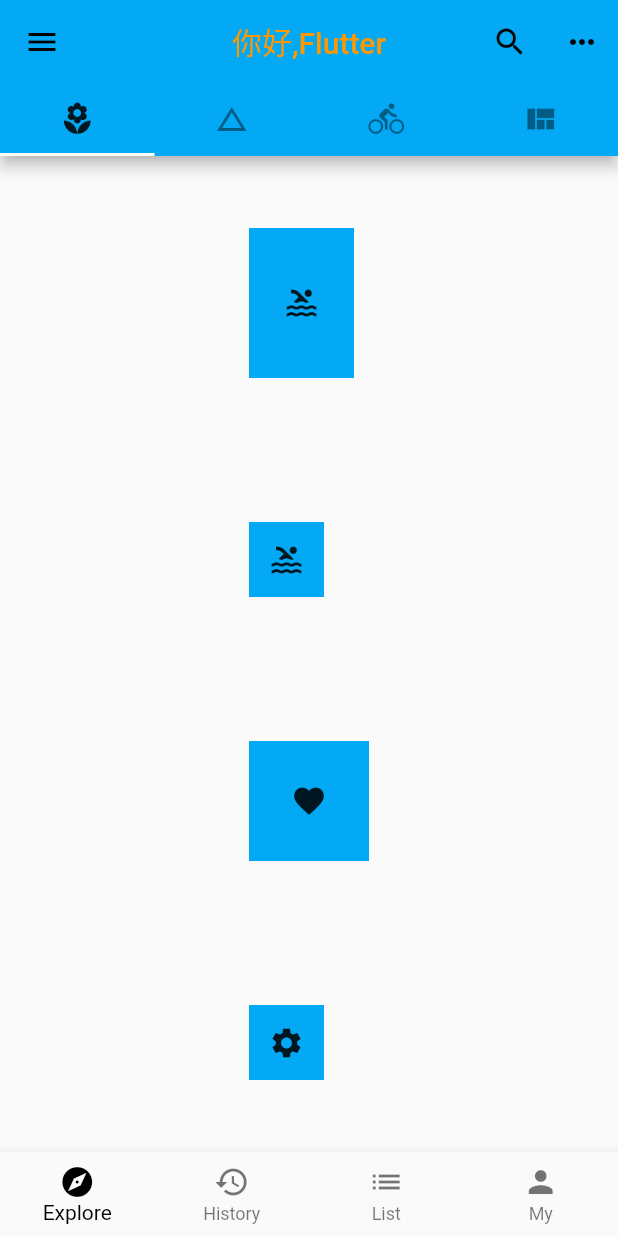
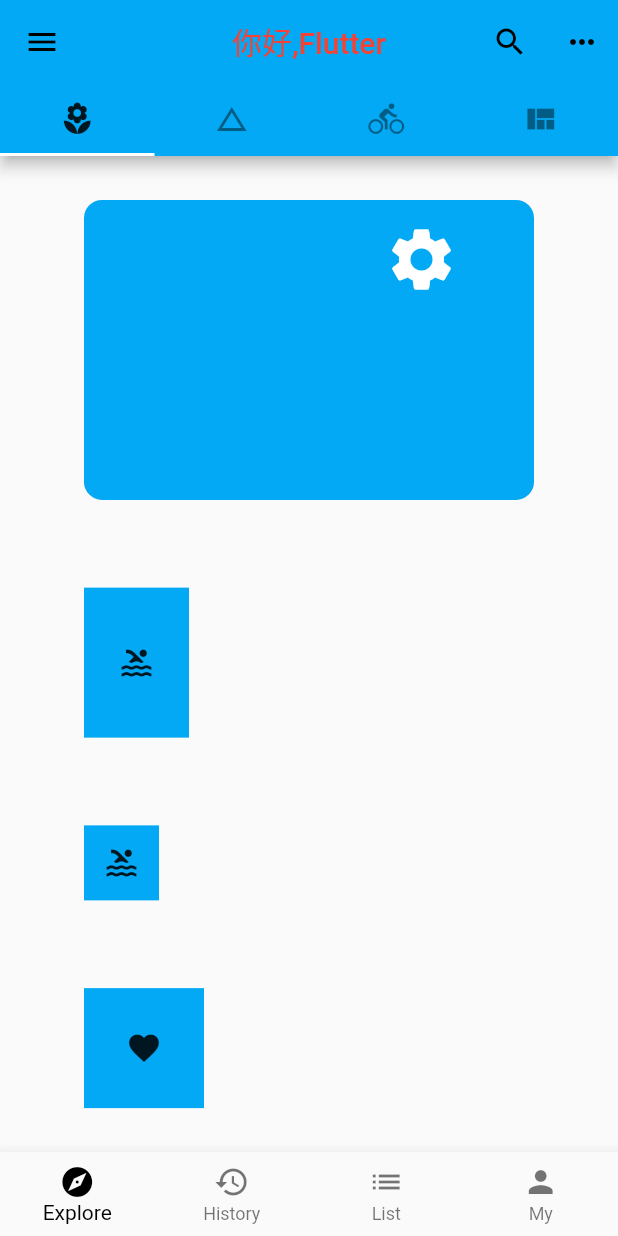
Before and after one commit to OneWayHCl/FlutterDemo, a Flutter app: the screen it shows after launch, on a phone screen of 412 x 824 dp. Run offline on Flutter 3.47's test engine with Material 2 defaults, Android fonts, the light colour scheme and no system bars.

Commit message:
Layout布局

```diff
--- a/FlutterDemo/lib/data/post.dart
+++ b/FlutterDemo/lib/data/post.dart
@@ -14,95 +14,115 @@
   bool selected = false;
 }
 
+final imageUrl1 =
+    'https://static.enfry.cn/Storage-api/img.api?token=85878D5F87E75BC420E761AE9BBEEC12&fileCode=group1/M00/01/52/wKgBHlnm_pWAZmV3AAF-sBP4pEc4.1.jpg&appKey=enfrytest&ts=3284071923874102938';
+final imageUrl2 =
+    'https://static.enfry.cn/Storage-api/img.api?token=85878D5F87E75BC420E761AE9BBEEC12&fileCode=group2/M00/00/76/wKgBJ1_W_FqAEuUqAAHCoIt9-Zc5.1.jpg&appKey=enfrytest&ts=3284071923874102938';
+
 final List<Post> posts = [
   Post(
     title: 'Candy Shop',
     author: 'Mohamed Chahin',
-    description: 'Esse ut nulla velit reprehenderit veniam sint nostrud nulla exercitation ipsum. Officia deserunt aliquip aliquip excepteur eiusmod dolor. Elit amet ipsum labore sint occaecat dolore tempor officia irure voluptate ad. Veniam laboris deserunt aute excepteur sit deserunt dolor esse dolor velit sint nulla anim ut. Reprehenderit voluptate adipisicing culpa magna ea nulla ullamco consectetur. Cupidatat adipisicing consequat adipisicing sit consectetur dolor occaecat.',
-    imageUrl: 'https://resources.ninghao.org/images/candy-shop.jpg',
+    description:
+        'Esse ut nulla velit reprehenderit veniam sint nostrud nulla exercitation ipsum. Officia deserunt aliquip aliquip excepteur eiusmod dolor. Elit amet ipsum labore sint occaecat dolore tempor officia irure voluptate ad. Veniam laboris deserunt aute excepteur sit deserunt dolor esse dolor velit sint nulla anim ut. Reprehenderit voluptate adipisicing culpa magna ea nulla ullamco consectetur. Cupidatat adipisicing consequat adipisicing sit consectetur dolor occaecat.',
+    imageUrl: imageUrl1,
   ),
   Post(
     title: 'Childhood in a picture',
     author: 'Mohamed Chahin',
-    description: 'Esse ut nulla velit reprehenderit veniam sint nostrud nulla exercitation ipsum. Officia deserunt aliquip aliquip excepteur eiusmod dolor. Elit amet ipsum labore sint occaecat dolore tempor officia irure voluptate ad. Veniam laboris deserunt aute excepteur sit deserunt dolor esse dolor velit sint nulla anim ut. Reprehenderit voluptate adipisicing culpa magna ea nulla ullamco consectetur. Cupidatat adipisicing consequat adipisicing sit consectetur dolor occaecat.',
-    imageUrl: 'https://resources.ninghao.org/images/childhood-in-a-picture.jpg',
+    description:
+        'Esse ut nulla velit reprehenderit veniam sint nostrud nulla exercitation ipsum. Officia deserunt aliquip aliquip excepteur eiusmod dolor. Elit amet ipsum labore sint occaecat dolore tempor officia irure voluptate ad. Veniam laboris deserunt aute excepteur sit deserunt dolor esse dolor velit sint nulla anim ut. Reprehenderit voluptate adipisicing culpa magna ea nulla ullamco consectetur. Cupidatat adipisicing consequat adipisicing sit consectetur dolor occaecat.',
+    imageUrl: imageUrl2,
   ),
   Post(
     title: 'Contained',
     author: 'Mohamed Chahin',
-    description: 'Esse ut nulla velit reprehenderit veniam sint nostrud nulla exercitation ipsum. Officia deserunt aliquip aliquip excepteur eiusmod dolor. Elit amet ipsum labore sint occaecat dolore tempor officia irure voluptate ad. Veniam laboris deserunt aute excepteur sit deserunt dolor esse dolor velit sint nulla anim ut. Reprehenderit voluptate adipisicing culpa magna ea nulla ullamco consectetur. Cupidatat adipisicing consequat adipisicing sit consectetur dolor occaecat.',
-    imageUrl: 'https://resources.ninghao.org/images/contained.jpg',
+    description:
+        'Esse ut nulla velit reprehenderit veniam sint nostrud nulla exercitation ipsum. Officia deserunt aliquip aliquip excepteur eiusmod dolor. Elit amet ipsum labore sint occaecat dolore tempor officia irure voluptate ad. Veniam laboris deserunt aute excepteur sit deserunt dolor esse dolor velit sint nulla anim ut. Reprehenderit voluptate adipisicing culpa magna ea nulla ullamco consectetur. Cupidatat adipisicing consequat adipisicing sit consectetur dolor occaecat.',
+    imageUrl: imageUrl1,
   ),
   Post(
     title: 'Dragon',
     author: 'Mohamed Chahin',
-    description: 'Esse ut nulla velit reprehenderit veniam sint nostrud nulla exercitation ipsum. Officia deserunt aliquip aliquip excepteur eiusmod dolor. Elit amet ipsum labore sint occaecat dolore tempor officia irure voluptate ad. Veniam laboris deserunt aute excepteur sit deserunt dolor esse dolor velit sint nulla anim ut. Reprehenderit voluptate adipisicing culpa magna ea nulla ullamco consectetur. Cupidatat adipisicing consequat adipisicing sit consectetur dolor occaecat.',
-    imageUrl: 'https://resources.ninghao.org/images/dragon.jpg',
+    description:
+        'Esse ut nulla velit reprehenderit veniam sint nostrud nulla exercitation ipsum. Officia deserunt aliquip aliquip excepteur eiusmod dolor. Elit amet ipsum labore sint occaecat dolore tempor officia irure voluptate ad. Veniam laboris deserunt aute excepteur sit deserunt dolor esse dolor velit sint nulla anim ut. Reprehenderit voluptate adipisicing culpa magna ea nulla ullamco consectetur. Cupidatat adipisicing consequat adipisicing sit consectetur dolor occaecat.',
+    imageUrl: imageUrl2,
   ),
   Post(
     title: 'Free Hugs',
     author: 'Mohamed Chahin',
-    description: 'Esse ut nulla velit reprehenderit veniam sint nostrud nulla exercitation ipsum. Officia deserunt aliquip aliquip excepteur eiusmod dolor. Elit amet ipsum labore sint occaecat dolore tempor officia irure voluptate ad. Veniam laboris deserunt aute excepteur sit deserunt dolor esse dolor velit sint nulla anim ut. Reprehenderit voluptate adipisicing culpa magna ea nulla ullamco consectetur. Cupidatat adipisicing consequat adipisicing sit consectetur dolor occaecat.',
-    imageUrl: 'https://resources.ninghao.org/images/free_hugs.jpg',
+    description:
+        'Esse ut nulla velit reprehenderit veniam sint nostrud nulla exercitation ipsum. Officia deserunt aliquip aliquip excepteur eiusmod dolor. Elit amet ipsum labore sint occaecat dolore tempor officia irure voluptate ad. Veniam laboris deserunt aute excepteur sit deserunt dolor esse dolor velit sint nulla anim ut. Reprehenderit voluptate adipisicing culpa magna ea nulla ullamco consectetur. Cupidatat adipisicing consequat adipisicing sit consectetur dolor occaecat.',
+    imageUrl: imageUrl1,
   ),
   Post(
     title: 'Gravity Falls',
     author: 'Mohamed Chahin',
-    description: 'Esse ut nulla velit reprehenderit veniam sint nostrud nulla exercitation ipsum. Officia deserunt aliquip aliquip excepteur eiusmod dolor. Elit amet ipsum labore sint occaecat dolore tempor officia irure voluptate ad. Veniam laboris deserunt aute excepteur sit deserunt dolor esse dolor velit sint nulla anim ut. Reprehenderit voluptate adipisicing culpa magna ea nulla ullamco consectetur. Cupidatat adipisicing consequat adipisicing sit consectetur dolor occaecat.',
-    imageUrl: 'https://resources.ninghao.org/images/gravity-falls.png',
+    description:
+        'Esse ut nulla velit reprehenderit veniam sint nostrud nulla exercitation ipsum. Officia deserunt aliquip aliquip excepteur eiusmod dolor. Elit amet ipsum labore sint occaecat dolore tempor officia irure voluptate ad. Veniam laboris deserunt aute excepteur sit deserunt dolor esse dolor velit sint nulla anim ut. Reprehenderit voluptate adipisicing culpa magna ea nulla ullamco consectetur. Cupidatat adipisicing consequat adipisicing sit consectetur dolor occaecat.',
+    imageUrl: imageUrl2,
   ),
   Post(
     title: 'Icecream Truck',
     author: 'Mohamed Chahin',
-    description: 'Esse ut nulla velit reprehenderit veniam sint nostrud nulla exercitation ipsum. Officia deserunt aliquip aliquip excepteur eiusmod dolor. Elit amet ipsum labore sint occaecat dolore tempor officia irure voluptate ad. Veniam laboris deserunt aute excepteur sit deserunt dolor esse dolor velit sint nulla anim ut. Reprehenderit voluptate adipisicing culpa magna ea nulla ullamco consectetur. Cupidatat adipisicing consequat adipisicing sit consectetur dolor occaecat.',
-    imageUrl: 'https://resources.ninghao.org/images/icecreamtruck.png',
+    description:
+        'Esse ut nulla velit reprehenderit veniam sint nostrud nulla exercitation ipsum. Officia deserunt aliquip aliquip excepteur eiusmod dolor. Elit amet ipsum labore sint occaecat dolore tempor officia irure voluptate ad. Veniam laboris deserunt aute excepteur sit deserunt dolor esse dolor velit sint nulla anim ut. Reprehenderit voluptate adipisicing culpa magna ea nulla ullamco consectetur. Cupidatat adipisicing consequat adipisicing sit consectetur dolor occaecat.',
+    imageUrl: imageUrl1,
   ),
   Post(
     title: 'keyclack',
     author: 'Mohamed Chahin',
-    description: 'Esse ut nulla velit reprehenderit veniam sint nostrud nulla exercitation ipsum. Officia deserunt aliquip aliquip excepteur eiusmod dolor. Elit amet ipsum labore sint occaecat dolore tempor officia irure voluptate ad. Veniam laboris deserunt aute excepteur sit deserunt dolor esse dolor velit sint nulla anim ut. Reprehenderit voluptate adipisicing culpa magna ea nulla ullamco consectetur. Cupidatat adipisicing consequat adipisicing sit consectetur dolor occaecat.',
-    imageUrl: 'https://resources.ninghao.org/images/keyclack.jpg',
+    description:
+        'Esse ut nulla velit reprehenderit veniam sint nostrud nulla exercitation ipsum. Officia deserunt aliquip aliquip excepteur eiusmod dolor. Elit amet ipsum labore sint occaecat dolore tempor officia irure voluptate ad. Veniam laboris deserunt aute excepteur sit deserunt dolor esse dolor velit sint nulla anim ut. Reprehenderit voluptate adipisicing culpa magna ea nulla ullamco consectetur. Cupidatat adipisicing consequat adipisicing sit consectetur dolor occaecat.',
+    imageUrl: imageUrl2,
   ),
   Post(
     title: 'Overkill',
     author: 'Mohamed Chahin',
-    description: 'Esse ut nulla velit reprehenderit veniam sint nostrud nulla exercitation ipsum. Officia deserunt aliquip aliquip excepteur eiusmod dolor. Elit amet ipsum labore sint occaecat dolore tempor officia irure voluptate ad. Veniam laboris deserunt aute excepteur sit deserunt dolor esse dolor velit sint nulla anim ut. Reprehenderit voluptate adipisicing culpa magna ea nulla ullamco consectetur. Cupidatat adipisicing consequat adipisicing sit consectetur dolor occaecat.',
-    imageUrl: 'https://resources.ninghao.org/images/overkill.png',
+    description:
+        'Esse ut nulla velit reprehenderit veniam sint nostrud nulla exercitation ipsum. Officia deserunt aliquip aliquip excepteur eiusmod dolor. Elit amet ipsum labore sint occaecat dolore tempor officia irure voluptate ad. Veniam laboris deserunt aute excepteur sit deserunt dolor esse dolor velit sint nulla anim ut. Reprehenderit voluptate adipisicing culpa magna ea nulla ullamco consectetur. Cupidatat adipisicing consequat adipisicing sit consectetur dolor occaecat.',
+    imageUrl: imageUrl1,
   ),
   Post(
     title: 'Say Hello to Barry',
     author: 'Mohamed Chahin',
-    description: 'Esse ut nulla velit reprehenderit veniam sint nostrud nulla exercitation ipsum. Officia deserunt aliquip aliquip excepteur eiusmod dolor. Elit amet ipsum labore sint occaecat dolore tempor officia irure voluptate ad. Veniam laboris deserunt aute excepteur sit deserunt dolor esse dolor velit sint nulla anim ut. Reprehenderit voluptate adipisicing culpa magna ea nulla ullamco consectetur. Cupidatat adipisicing consequat adipisicing sit consectetur dolor occaecat.',
-    imageUrl: 'https://resources.ninghao.org/images/say-hello-to-barry.jpg',
+    description:
+        'Esse ut nulla velit reprehenderit veniam sint nostrud nulla exercitation ipsum. Officia deserunt aliquip aliquip excepteur eiusmod dolor. Elit amet ipsum labore sint occaecat dolore tempor officia irure voluptate ad. Veniam laboris deserunt aute excepteur sit deserunt dolor esse dolor velit sint nulla anim ut. Reprehenderit voluptate adipisicing culpa magna ea nulla ullamco consectetur. Cupidatat adipisicing consequat adipisicing sit consectetur dolor occaecat.',
+    imageUrl: imageUrl2,
   ),
   Post(
     title: 'Space Skull',
     author: 'Mohamed Chahin',
-    description: 'Esse ut nulla velit reprehenderit veniam sint nostrud nulla exercitation ipsum. Officia deserunt aliquip aliquip excepteur eiusmod dolor. Elit amet ipsum labore sint occaecat dolore tempor officia irure voluptate ad. Veniam laboris deserunt aute excepteur sit deserunt dolor esse dolor velit sint nulla anim ut. Reprehenderit voluptate adipisicing culpa magna ea nulla ullamco consectetur. Cupidatat adipisicing consequat adipisicing sit consectetur dolor occaecat.',
-    imageUrl: 'https://resources.ninghao.org/images/space-skull.jpg',
+    description:
+        'Esse ut nulla velit reprehenderit veniam sint nostrud nulla exercitation ipsum. Officia deserunt aliquip aliquip excepteur eiusmod dolor. Elit amet ipsum labore sint occaecat dolore tempor officia irure voluptate ad. Veniam laboris deserunt aute excepteur sit deserunt dolor esse dolor velit sint nulla anim ut. Reprehenderit voluptate adipisicing culpa magna ea nulla ullamco consectetur. Cupidatat adipisicing consequat adipisicing sit consectetur dolor occaecat.',
+    imageUrl: imageUrl1,
   ),
   Post(
     title: 'The Old Fashioned',
     author: 'Mohamed Chahin',
-    description: 'Esse ut nulla velit reprehenderit veniam sint nostrud nulla exercitation ipsum. Officia deserunt aliquip aliquip excepteur eiusmod dolor. Elit amet ipsum labore sint occaecat dolore tempor officia irure voluptate ad. Veniam laboris deserunt aute excepteur sit deserunt dolor esse dolor velit sint nulla anim ut. Reprehenderit voluptate adipisicing culpa magna ea nulla ullamco consectetur. Cupidatat adipisicing consequat adipisicing sit consectetur dolor occaecat.',
-    imageUrl: 'https://resources.ninghao.org/images/the-old-fashioned.png',
+    description:
+        'Esse ut nulla velit reprehenderit veniam sint nostrud nulla exercitation ipsum. Officia deserunt aliquip aliquip excepteur eiusmod dolor. Elit amet ipsum labore sint occaecat dolore tempor officia irure voluptate ad. Veniam laboris deserunt aute excepteur sit deserunt dolor esse dolor velit sint nulla anim ut. Reprehenderit voluptate adipisicing culpa magna ea nulla ullamco consectetur. Cupidatat adipisicing consequat adipisicing sit consectetur dolor occaecat.',
+    imageUrl: imageUrl2,
   ),
   Post(
     title: 'Tornado',
     author: 'Mohamed Chahin',
-    description: 'Esse ut nulla velit reprehenderit veniam sint nostrud nulla exercitation ipsum. Officia deserunt aliquip aliquip excepteur eiusmod dolor. Elit amet ipsum labore sint occaecat dolore tempor officia irure voluptate ad. Veniam laboris deserunt aute excepteur sit deserunt dolor esse dolor velit sint nulla anim ut. Reprehenderit voluptate adipisicing culpa magna ea nulla ullamco consectetur. Cupidatat adipisicing consequat adipisicing sit consectetur dolor occaecat.',
-    imageUrl: 'https://resources.ninghao.org/images/tornado.jpg',
+    description:
+        'Esse ut nulla velit reprehenderit veniam sint nostrud nulla exercitation ipsum. Officia deserunt aliquip aliquip excepteur eiusmod dolor. Elit amet ipsum labore sint occaecat dolore tempor officia irure voluptate ad. Veniam laboris deserunt aute excepteur sit deserunt dolor esse dolor velit sint nulla anim ut. Reprehenderit voluptate adipisicing culpa magna ea nulla ullamco consectetur. Cupidatat adipisicing consequat adipisicing sit consectetur dolor occaecat.',
+    imageUrl: imageUrl1,
   ),
   Post(
     title: 'Undo',
     author: 'Mohamed Chahin',
-    description: 'Esse ut nulla velit reprehenderit veniam sint nostrud nulla exercitation ipsum. Officia deserunt aliquip aliquip excepteur eiusmod dolor. Elit amet ipsum labore sint occaecat dolore tempor officia irure voluptate ad. Veniam laboris deserunt aute excepteur sit deserunt dolor esse dolor velit sint nulla anim ut. Reprehenderit voluptate adipisicing culpa magna ea nulla ullamco consectetur. Cupidatat adipisicing consequat adipisicing sit consectetur dolor occaecat.',
-    imageUrl: 'https://resources.ninghao.org/images/undo.jpg',
+    description:
+        'Esse ut nulla velit reprehenderit veniam sint nostrud nulla exercitation ipsum. Officia deserunt aliquip aliquip excepteur eiusmod dolor. Elit amet ipsum labore sint occaecat dolore tempor officia irure voluptate ad. Veniam laboris deserunt aute excepteur sit deserunt dolor esse dolor velit sint nulla anim ut. Reprehenderit voluptate adipisicing culpa magna ea nulla ullamco consectetur. Cupidatat adipisicing consequat adipisicing sit consectetur dolor occaecat.',
+    imageUrl: imageUrl2,
   ),
   Post(
     title: 'White Dragon',
     author: 'Mohamed Chahin',
-    description: 'Esse ut nulla velit reprehenderit veniam sint nostrud nulla exercitation ipsum. Officia deserunt aliquip aliquip excepteur eiusmod dolor. Elit amet ipsum labore sint occaecat dolore tempor officia irure voluptate ad. Veniam laboris deserunt aute excepteur sit deserunt dolor esse dolor velit sint nulla anim ut. Reprehenderit voluptate adipisicing culpa magna ea nulla ullamco consectetur. Cupidatat adipisicing consequat adipisicing sit consectetur dolor occaecat.',
-    imageUrl: 'https://resources.ninghao.org/images/white-dragon.jpg',
+    description:
+        'Esse ut nulla velit reprehenderit veniam sint nostrud nulla exercitation ipsum. Officia deserunt aliquip aliquip excepteur eiusmod dolor. Elit amet ipsum labore sint occaecat dolore tempor officia irure voluptate ad. Veniam laboris deserunt aute excepteur sit deserunt dolor esse dolor velit sint nulla anim ut. Reprehenderit voluptate adipisicing culpa magna ea nulla ullamco consectetur. Cupidatat adipisicing consequat adipisicing sit consectetur dolor occaecat.',
+    imageUrl: imageUrl1,
   )
 ];
--- a/FlutterDemo/lib/demo/layout_demo.dart
+++ b/FlutterDemo/lib/demo/layout_demo.dart
@@ -10,6 +10,20 @@
         mainAxisAlignment: MainAxisAlignment.spaceAround,
         crossAxisAlignment: CrossAxisAlignment.start,
         children: [
+          SizedBox(
+              width: 300.0,
+              height: 200.0,
+              child: Container(
+                alignment: Alignment(0.6, -0.8),
+                decoration: BoxDecoration(
+                    color: Colors.lightBlue,
+                    borderRadius: BorderRadius.circular(12.0)),
+                child: Icon(
+                  Icons.settings,
+                  color: Colors.white,
+                  size: 50.0,
+                ),
+              )),
           ConstrainedBox(
             constraints: BoxConstraints(minHeight: 100.0, maxWidth: 70.0),
             child: Container(
@@ -30,12 +44,7 @@
             color: Colors.lightBlue,
             child: Icon(Icons.favorite),
           ),
-          Container(
-            width: 50.0,
-            height: 50.0,
-            color: Colors.lightBlue,
-            child: Icon(Icons.settings),
-          )
+          // Positioned(right: 20.0, bottom: 20.0, child: Icon(Icons.pool)) //Stack里面使用
         ],
       ),
     );
--- a/FlutterDemo/lib/main.dart
+++ b/FlutterDemo/lib/main.dart
@@ -1,9 +1,10 @@
 import 'package:flutter/material.dart';
 import 'demo/bottom_navigation_bar_demo.dart';
 import 'demo/drawer_demo.dart';
-// import 'demo/my_list_view.dart';
+import 'demo/my_list_view.dart';
 import 'demo/test_view.dart';
 import 'demo/basic_demo.dart';
+import 'data/post.dart';
 // import 'demo/bottom_bar.dart';
 //debug
 
@@ -27,21 +28,25 @@
                     centerTitle: true,
                     title: Text(
                       '你好,Flutter',
-                      style: TextStyle(color: Colors.orange),
+                      style: TextStyle(color: Colors.red),
                     ),
-                    // leading: IconButton(
-                    //     icon: Icon(Icons.menu),
-                    //     onPressed: () => debugPrint('Left button is pressed.')),
+                    leading: Builder(
+                        builder: (context) => IconButton(
+                              icon: Icon(Icons.menu),
+                              onPressed: () =>
+                                  Scaffold.of(context).openDrawer(),
+                            )),
                     actions: [
                       IconButton(
                           icon: Icon(Icons.search),
                           onPressed: () =>
                               debugPrint('Search button is pressed.')),
-                      IconButton(
-                          icon: Icon(Icons.more_horiz),
-                          onPressed: () {
-                            debugPrint('Search button is pressed.');
-                          }),
+                      Builder(
+                          builder: (context) => IconButton(
+                              icon: Icon(Icons.more_horiz),
+                              onPressed: () {
+                                Scaffold.of(context).openEndDrawer();
+                              }))
                     ],
                     bottom: TabBar(
                         unselectedLabelColor: Colors.black45,
@@ -58,7 +63,9 @@
                   body: TabBarView(
                     children: [
                       MyTestView1(),
-                      MyTestView2(),
+                      MyListView(
+                        items: posts,
+                      ),
                       MyTestView3(),
                       BasicDemo(),
                     ],
```
Also changed, not shown: FlutterDemo/lib/demo/bottom_bar.dart (deleted, +0 -82 lines), FlutterDemo/lib/demo/my_list_view.dart (+20 -2 lines).
